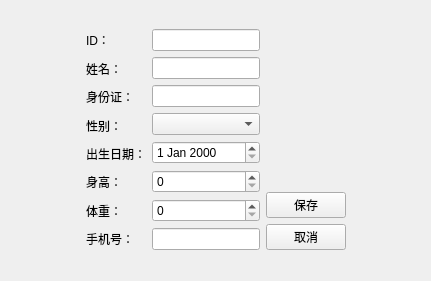
Qt form Lab4/patienteditview.ui (w2565380-crypto/my-warehouse) before a commit.
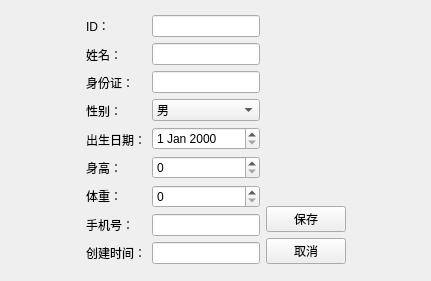
The same form after that commit.

```diff
--- a/Lab4/patienteditview.ui
+++ b/Lab4/patienteditview.ui
@@ -102,6 +102,13 @@
            </property>
           </widget>
          </item>
+         <item>
+          <widget class="QLabel" name="label_9">
+           <property name="text">
+            <string>创建时间：</string>
+           </property>
+          </widget>
+         </item>
         </layout>
        </item>
        <item>
@@ -116,7 +123,18 @@
           <widget class="QLineEdit" name="lineEdit_3"/>
          </item>
          <item>
-          <widget class="QComboBox" name="comboBox"/>
+          <widget class="QComboBox" name="dbCombSex">
+           <item>
+            <property name="text">
+             <string>男</string>
+            </property>
+           </item>
+           <item>
+            <property name="text">
+             <string>女</string>
+            </property>
+           </item>
+          </widget>
          </item>
          <item>
           <widget class="QDateEdit" name="dateEdit"/>
@@ -128,7 +146,10 @@
           <widget class="QSpinBox" name="spinBox_2"/>
          </item>
          <item>
-          <widget class="QLineEdit" name="lineEdit_4"/>
+          <widget class="QLineEdit" name="dbEditMobile"/>
+         </item>
+         <item>
+          <widget class="QLineEdit" name="dbCreatedTimeStamp"/>
          </item>
         </layout>
        </item>
```
Left out of the diff: 12 changed lines with no effect on the pictures.
